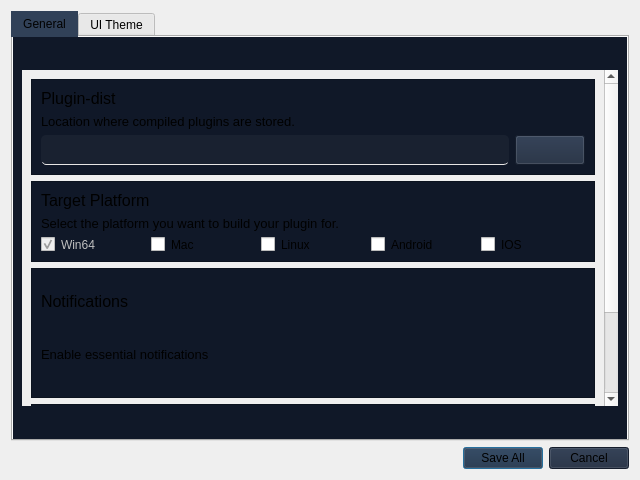
Qt form PluginBuilder/settings.ui (Mecanes-Org/PluginBuilder-source) before a commit.
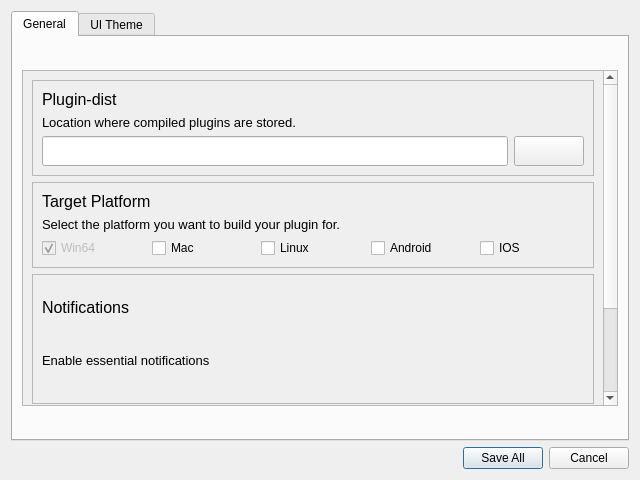
The same form after that commit. Icons and pictures are not drawn.

What changed in the file:
```diff
--- a/PluginBuilder/settings.ui
+++ b/PluginBuilder/settings.ui
@@ -32,37 +32,7 @@
    <string>Settings</string>
   </property>
   <property name="styleSheet">
-   <string notr="true">QTabBar::tab:selected {
-  background: #314158; 
-} 
-
-QScrollArea, QLineEdit, QLabel , QCheckBox{
-	border: none;
-}
-
-QFrame {
-	background-color: #101828;
-}
-
-QLineEdit{
-	border-bottom: 1px solid #E7E5E4 ;
-	background-color:  rgba(255, 255, 255, 10);
-	border-radius: 5px;
-}
-
-
-QPushButton{ 
-	background-color: #1D293D;
-}
-
-QPushButton:disabled{ 
-	background-color: #0F172B; 
-}
-
-QLabel , QCheckBox{
-	background-color: none; 
-}
-</string>
+   <string notr="true"/>
   </property>
   <layout class="QVBoxLayout" name="verticalLayout_3">
    <item>
@@ -102,9 +72,9 @@
           <property name="geometry">
            <rect>
             <x>0</x>
-            <y>-82</y>
-            <width>586</width>
-            <height>466</height>
+            <y>0</y>
+            <width>584</width>
+            <height>471</height>
            </rect>
           </property>
           <property name="sizePolicy">
```
